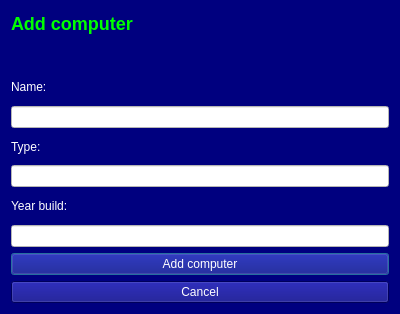
This is Verkefni_3/add_computer.ui in Verklegt/Lokaverkefni as Qt 5 draws it before an edit. The edited form follows.
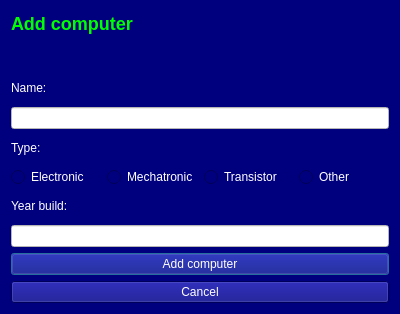
This is the edited form.

Diff of the .ui file:
```diff
--- a/Verkefni_3/add_computer.ui
+++ b/Verkefni_3/add_computer.ui
@@ -77,12 +77,36 @@
     </layout>
    </item>
    <item>
-    <widget class="QLineEdit" name="add_type">
-     <property name="styleSheet">
-      <string notr="true">background-color: rgb(255, 255, 255);
-color: rgb(0, 0, 0);</string>
-     </property>
-    </widget>
+    <layout class="QHBoxLayout" name="horizontalLayout_4">
+     <item>
+      <widget class="QRadioButton" name="button_electro">
+       <property name="text">
+        <string>Electronic</string>
+       </property>
+      </widget>
+     </item>
+     <item>
+      <widget class="QRadioButton" name="button_mecha">
+       <property name="text">
+        <string>Mechatronic</string>
+       </property>
+      </widget>
+     </item>
+     <item>
+      <widget class="QRadioButton" name="button_trans">
+       <property name="text">
+        <string>Transistor</string>
+       </property>
+      </widget>
+     </item>
+     <item>
+      <widget class="QRadioButton" name="button_other">
+       <property name="text">
+        <string>Other</string>
+       </property>
+      </widget>
+     </item>
+    </layout>
    </item>
    <item>
     <layout class="QHBoxLayout" name="horizontalLayout_3">
```
